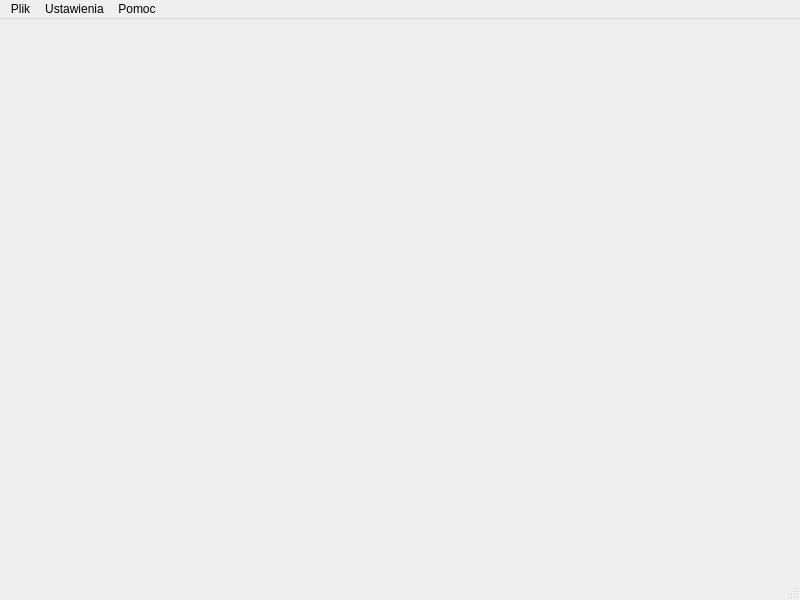
Old version of the form Ui/main-window.ui in the repository kuba172/Demog.
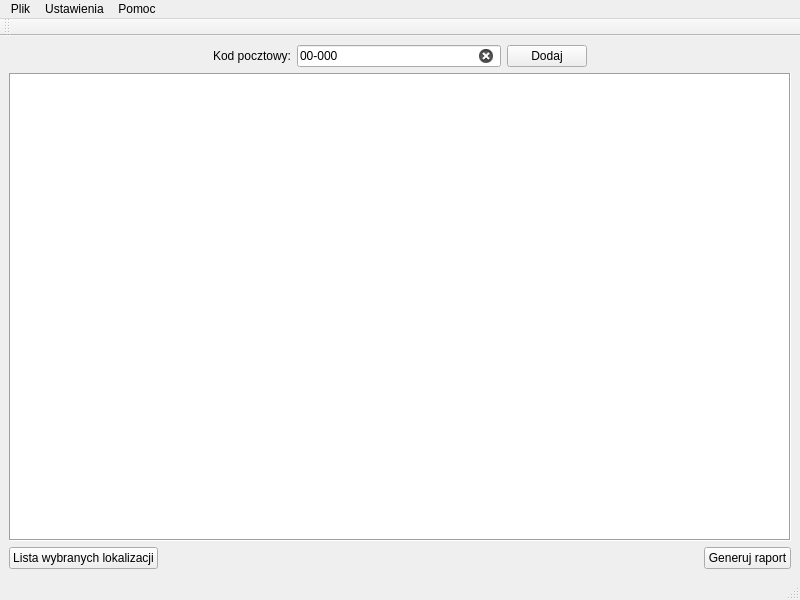
New version of the form.

Commit message: change ui for main window

Diff of the .ui file:
```diff
--- a/Ui/main-window.ui
+++ b/Ui/main-window.ui
@@ -22,7 +22,108 @@
   <property name="windowTitle">
    <string>DemoG</string>
   </property>
-  <widget class="QWidget" name="centralwidget"/>
+  <widget class="QWidget" name="centralwidget">
+   <layout class="QVBoxLayout" name="verticalLayout">
+    <item>
+     <layout class="QHBoxLayout" name="horizontalLayout_2">
+      <item>
+       <spacer name="horizontalSpacer_2">
+        <property name="orientation">
+         <enum>Qt::Horizontal</enum>
+        </property>
+        <property name="sizeHint" stdset="0">
+         <size>
+          <width>40</width>
+          <height>20</height>
+         </size>
+        </property>
+       </spacer>
+      </item>
+      <item>
+       <widget class="QLabel" name="label">
+        <property name="text">
+         <string>Kod pocztowy:</string>
+        </property>
+       </widget>
+      </item>
+      <item>
+       <widget class="QLineEdit" name="lineEdit_Postal_Code">
+        <property name="inputMask">
+         <string>00-000</string>
+        </property>
+        <property name="text">
+         <string>00-000</string>
+        </property>
+        <property name="frame">
+         <bool>true</bool>
+        </property>
+        <property name="clearButtonEnabled">
+         <bool>true</bool>
+        </property>
+       </widget>
+      </item>
+      <item>
+       <widget class="QPushButton" name="pushButton">
+        <property name="text">
+         <string>Dodaj</string>
+        </property>
+       </widget>
+      </item>
+      <item>
+       <spacer name="horizontalSpacer_3">
+        <property name="orientation">
+         <enum>Qt::Horizontal</enum>
+        </property>
+        <property name="sizeHint" stdset="0">
+         <size>
+          <width>40</width>
+          <height>20</height>
+         </size>
+        </property>
+       </spacer>
+      </item>
+     </layout>
+    </item>
+    <item>
+     <widget class="QGraphicsView" name="graphicsView_Map">
+      <property name="frameShape">
+       <enum>QFrame::Box</enum>
+      </property>
+     </widget>
+    </item>
+    <item>
+     <layout class="QHBoxLayout" name="horizontalLayout">
+      <item>
+       <widget class="QPushButton" name="pushButton_2">
+        <property name="text">
+         <string>Lista wybranych lokalizacji</string>
+        </property>
+       </widget>
+      </item>
+      <item>
+       <spacer name="horizontalSpacer">
+        <property name="orientation">
+         <enum>Qt::Horizontal</enum>
+        </property>
+        <property name="sizeHint" stdset="0">
+         <size>
+          <width>40</width>
+          <height>20</height>
+         </size>
+        </property>
+       </spacer>
+      </item>
+      <item>
+       <widget class="QPushButton" name="pushButton_Generate_Raport">
+        <property name="text">
+         <string>Generuj raport</string>
+        </property>
+       </widget>
+      </item>
+     </layout>
+    </item>
+   </layout>
+  </widget>
   <widget class="QMenuBar" name="menubar">
    <property name="geometry">
     <rect>
@@ -52,6 +153,17 @@
    <addaction name="menuPomoc"/>
   </widget>
   <widget class="QStatusBar" name="statusbar"/>
+  <widget class="QToolBar" name="toolBar">
+   <property name="windowTitle">
+    <string>toolBar</string>
+   </property>
+   <attribute name="toolBarArea">
+    <enum>TopToolBarArea</enum>
+   </attribute>
+   <attribute name="toolBarBreak">
+    <bool>false</bool>
+   </attribute>
+  </widget>
   <action name="actiontestowa">
    <property name="text">
     <string>testowa</string>
```
Left out of the diff: 39 changed lines with no effect on the pictures. The commit also changes 1 other file.
